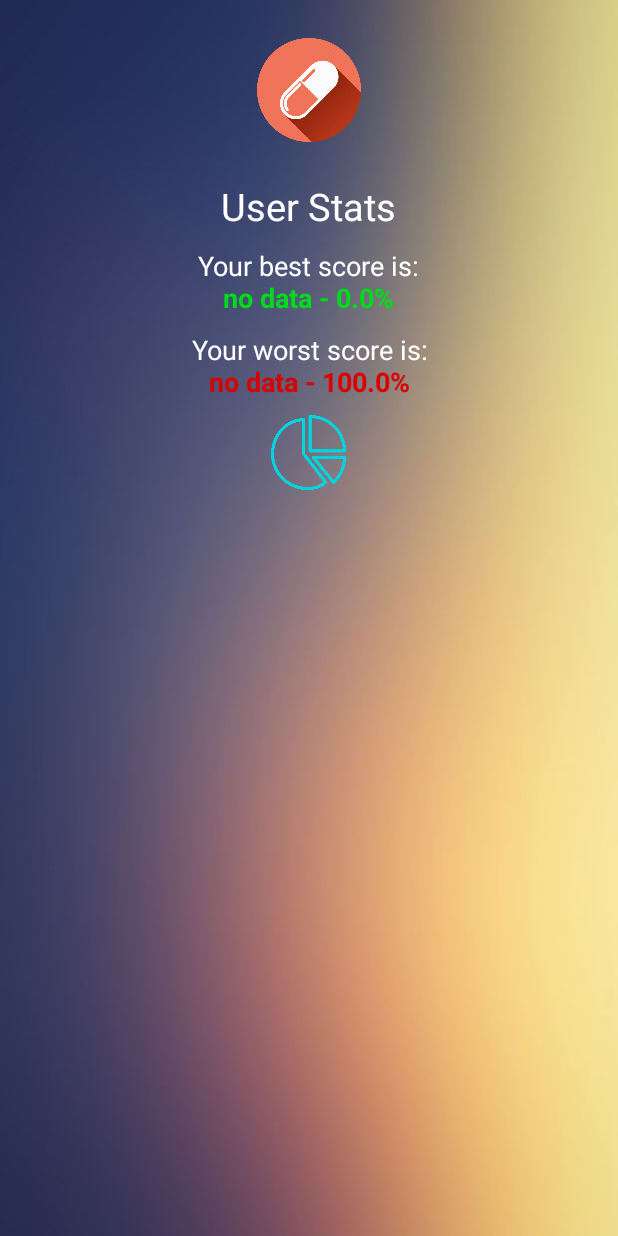
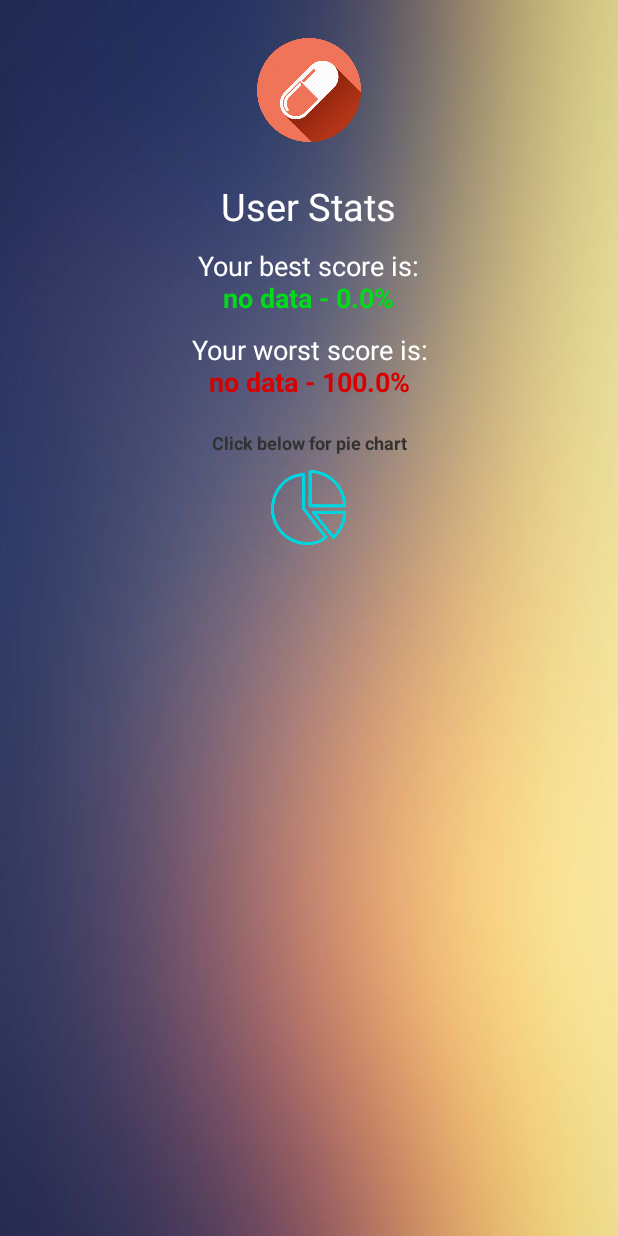
Before and after one commit to MMarciniak103/DiseaseTest, an Android app: the StatsActivity screen opened directly, with no data from a screen before it, on a phone screen of 412 x 824 dp. Run offline under Robolectric (Android 15) with nearby library versions, the light colour scheme and no system bars; our stand-ins replace Firebase (no records; nobody signed in at launch, a user with empty details on screens opened directly); libraries missing offline, so code that uses them is left out: com.github.mikephil.charting.

Commit message:
Change data visualization layout

```diff
--- a/app/src/main/java/com/mmarciniak/diseasetest/fragments/datavisualization/PieChartFragment.kt
+++ b/app/src/main/java/com/mmarciniak/diseasetest/fragments/datavisualization/PieChartFragment.kt
@@ -6,6 +6,7 @@ import android.view.LayoutInflater
 import android.view.View
 import android.view.ViewGroup
 import androidx.fragment.app.DialogFragment
+import com.github.mikephil.charting.components.Legend
 import com.github.mikephil.charting.data.PieData
 import com.github.mikephil.charting.data.PieDataSet
 import com.github.mikephil.charting.data.PieEntry
@@ -14,6 +15,7 @@ import com.mmarciniak.diseasetest.R
 import com.mmarciniak.diseasetest.data.UserScore
 import kotlinx.android.synthetic.main.pie_chart_dialog.view.*
 import java.util.*
+
 
 class PieChartFragment : DialogFragment() {
     private lateinit var pieData: ArrayList<UserScore>
@@ -66,7 +68,6 @@ class PieChartFragment : DialogFragment() {
         pieDataSet.valueTextColor = Color.BLACK
         pieDataSet.valueTextSize = 12f
 
-
         val pieData = PieData(pieDataSet)
         rootView.pie_chart.data = pieData
         rootView.pie_chart.legend.isEnabled = false
@@ -76,6 +77,7 @@ class PieChartFragment : DialogFragment() {
         rootView.pie_chart.centerText = "No. diseases encountered"
         rootView.pie_chart.animate()
     }
+
 
     companion object{
         private const val scoresKey = "scores"
--- a/app/src/main/res/layout/activity_stats.xml
+++ b/app/src/main/res/layout/activity_stats.xml
@@ -52,6 +52,16 @@
                 android:textSize="18sp"
                 android:textColor="@android:color/white"/>
 
+            <TextView
+                android:layout_width="wrap_content"
+                android:layout_height="wrap_content"
+                android:layout_marginTop="20dp"
+                android:text="Click below for pie chart"
+                android:layout_gravity="center"
+                android:textAlignment="center"
+                android:textStyle="bold"
+                android:textSize="12sp"
+                android:textColor="@android:color/secondary_text_light"/>
             <ImageButton
                 android:id="@+id/pie_chart_button"
                 android:layout_margin="10dp"
--- a/app/src/main/res/layout/pie_chart_dialog.xml
+++ b/app/src/main/res/layout/pie_chart_dialog.xml
@@ -13,7 +13,7 @@
         android:text="Label for pie chart data"
         android:textSize="20sp"
         android:layout_centerHorizontal="true"
-        android:layout_marginTop="30dp"
+        android:layout_marginTop="20dp"
         android:layout_marginLeft="10dp"
         android:layout_marginRight="10dp" />
 
@@ -33,8 +33,9 @@
         android:layout_marginTop="10dp"
         android:layout_toEndOf="@+id/vis_label"/>
 
+
     <com.github.mikephil.charting.charts.PieChart
-        android:layout_gravity="center_horizontal"
+        android:layout_gravity="center"
         android:id="@+id/pie_chart"
         android:padding="10dp"
         android:layout_below="@+id/vis_label"
```
